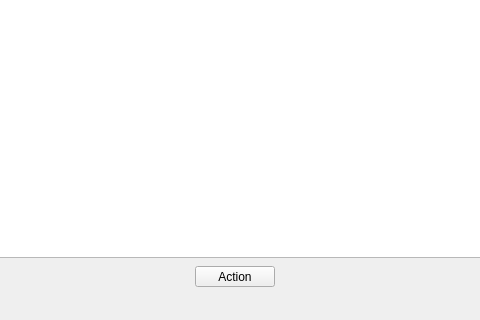
This is ui/mainwindow.ui in AKZen/FontText_Perception as Qt 5 draws it before an edit; both pictures show x 405 to 885 and y 351 to 671 of the 1302 by 671 pixel window. The edited form follows.
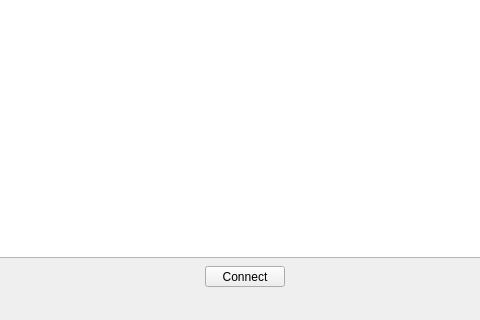
This is the edited form.

Commit message: new design and some intro + instructions

```diff
--- a/ui/mainwindow.ui
+++ b/ui/mainwindow.ui
@@ -27,14 +27,14 @@
    <widget class="QPushButton" name="action_button">
     <property name="geometry">
      <rect>
-      <x>600</x>
+      <x>610</x>
       <y>600</y>
       <width>80</width>
       <height>21</height>
      </rect>
     </property>
     <property name="text">
-     <string>Action</string>
+     <string>Connect</string>
     </property>
    </widget>
   </widget>
```
The commit also changes 6 other files.
